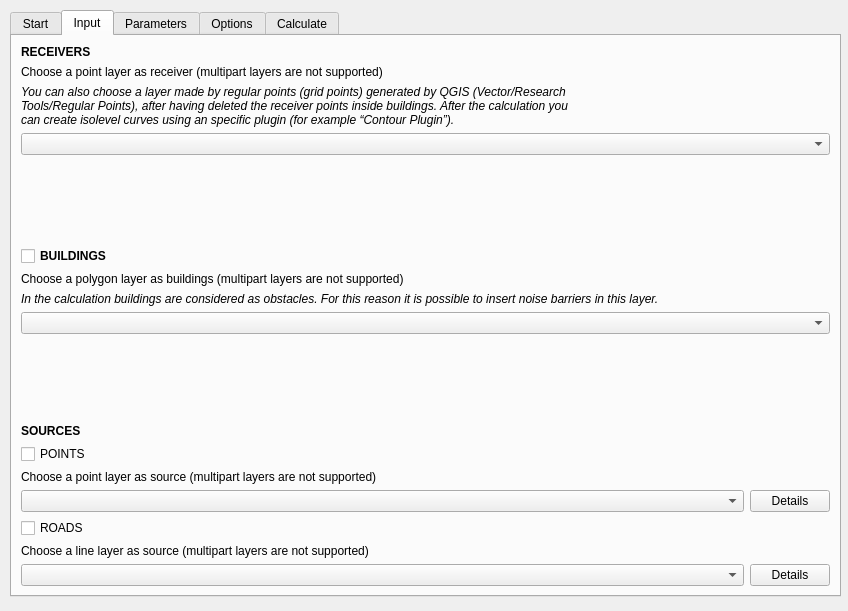
Before: the Qt Designer form tools/ui_CalculateNoiseLevels.ui in pierluigiderosa/openoise, drawn with Qt 5.
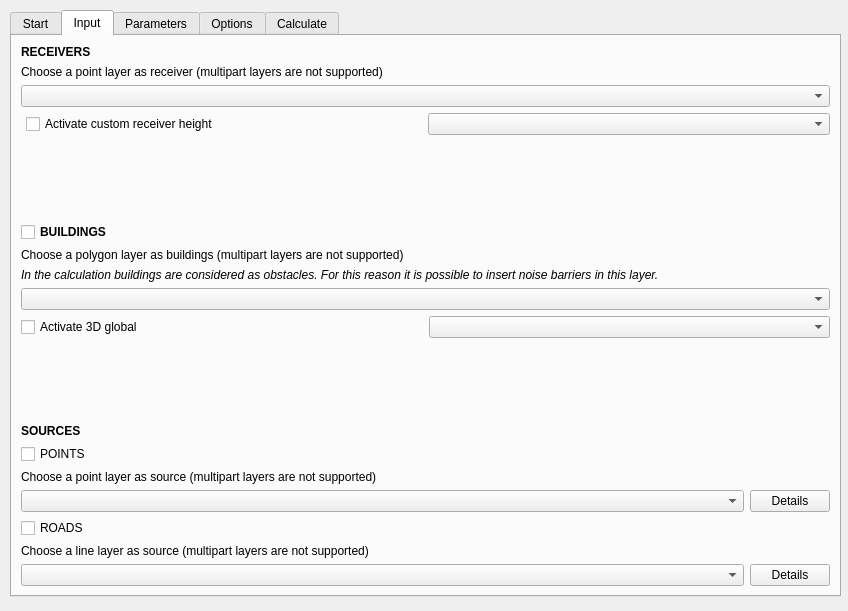
After: the same form once the commit is applied. The open tabs and pages were chosen to show the change. Custom widgets are drawn as their Qt base class.

Diff of the .ui file:
```diff
--- a/tools/ui_CalculateNoiseLevels.ui
+++ b/tools/ui_CalculateNoiseLevels.ui
@@ -204,23 +204,32 @@
        </property>
       </widget>
      </item>
-     <item>
-      <widget class="QLabel" name="desc_label_grid">
-       <property name="font">
-        <font>
-         <italic>true</italic>
-        </font>
-       </property>
-       <property name="text">
-        <string>You can also choose a layer made by regular points (grid points) generated by QGIS (Vector/Research
-Tools/Regular Points), after having deleted the receiver points inside buildings. After the calculation you
-can create isolevel curves using an specific plugin (for example “Contour Plugin”).</string>
-       </property>
-      </widget>
-     </item>
      <item>
       <widget class="QgsMapLayerComboBox" name="receivers_layer_comboBox"/>
      </item>
+     <item>
+      <layout class="QHBoxLayout" name="HL_3D_receiver">
+       <property name="spacing">
+        <number>0</number>
+       </property>
+       <property name="leftMargin">
+        <number>5</number>
+       </property>
+       <property name="bottomMargin">
+        <number>0</number>
+       </property>
+       <item>
+        <widget class="QCheckBox" name="height_receiver_check">
+         <property name="text">
+          <string>Activate custom receiver height</string>
+         </property>
+        </widget>
+       </item>
+       <item>
+        <widget class="QgsFieldComboBox" name="field_height_receiver"/>
+       </item>
+      </layout>
+     </item>
      <item>
       <spacer name="verticalSpacer">
        <property name="orientation">
@@ -285,6 +294,23 @@
      <item>
       <widget class="QgsMapLayerComboBox" name="buildings_layer_comboBox"/>
      </item>
+     <item>
+      <layout class="QHBoxLayout" name="HL_3D_building">
+       <property name="bottomMargin">
+        <number>0</number>
+       </property>
+       <item>
+        <widget class="QCheckBox" name="height_building_check">
+         <property name="text">
+          <string>Activate 3D global</string>
+         </property>
+        </widget>
+       </item>
+       <item>
+        <widget class="QgsFieldComboBox" name="field_height_building"/>
+       </item>
+      </layout>
+     </item>
      <item>
       <spacer name="verticalSpacer_2">
        <property name="orientation">
@@ -1713,6 +1739,11 @@
   </widget>
  </widget>
  <customwidgets>
+  <customwidget>
+   <class>QgsFieldComboBox</class>
+   <extends>QComboBox</extends>
+   <header>qgsfieldcombobox.h</header>
+  </customwidget>
   <customwidget>
    <class>QgsMapLayerComboBox</class>
    <extends>QComboBox</extends>
```
Left out of the diff: 98 changed lines with no effect on the pictures.
